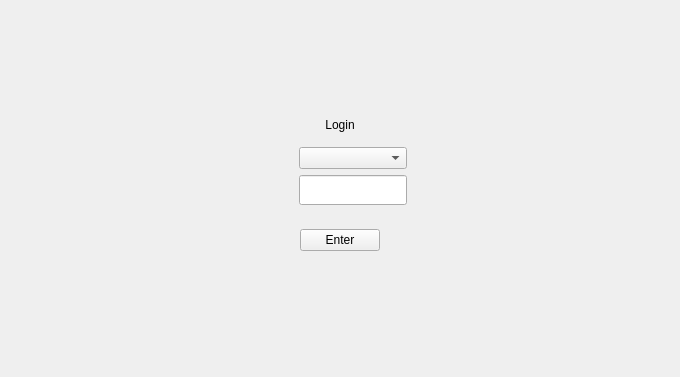
This is k1160/hnloginform.ui in photonlili/K1160 as Qt 5 draws it before an edit. The edited form follows.
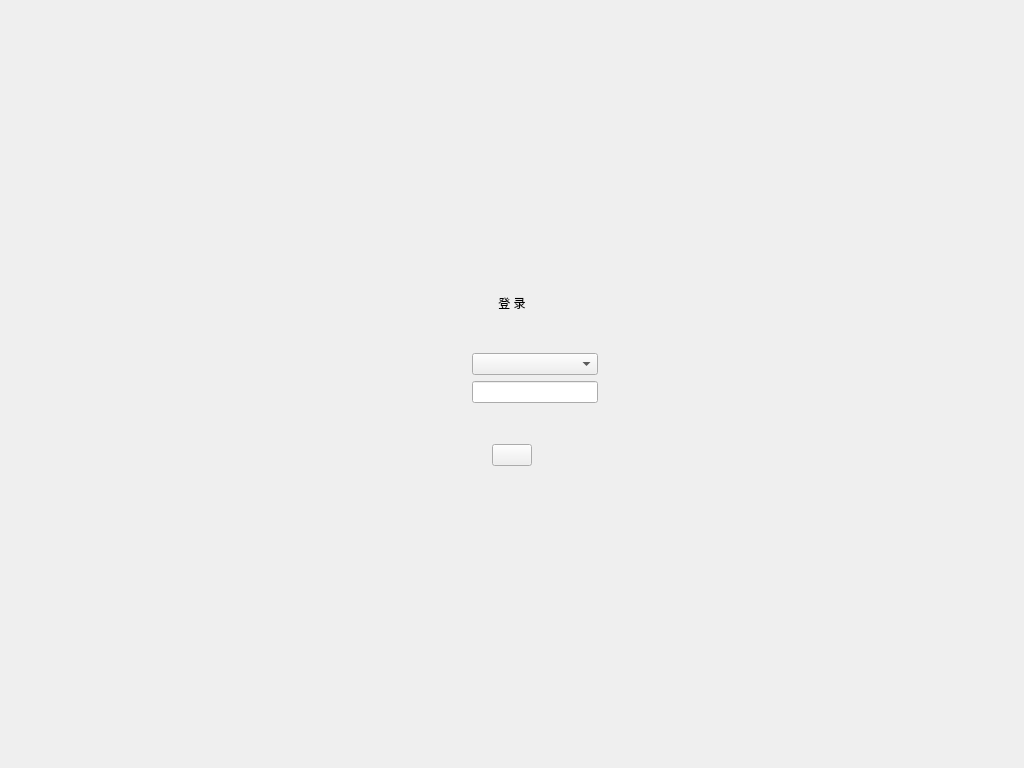
This is the edited form. Custom widgets are drawn as their Qt base class.

```diff
--- a/k1160/hnloginform.ui
+++ b/k1160/hnloginform.ui
@@ -6,8 +6,8 @@
    <rect>
     <x>0</x>
     <y>0</y>
-    <width>680</width>
-    <height>377</height>
+    <width>1024</width>
+    <height>768</height>
    </rect>
   </property>
   <property name="windowTitle">
@@ -57,8 +57,8 @@
         </property>
         <property name="sizeHint" stdset="0">
          <size>
-          <width>40</width>
-          <height>71</height>
+          <width>0</width>
+          <height>0</height>
          </size>
         </property>
        </spacer>
@@ -70,8 +70,8 @@
         </property>
         <property name="sizeHint" stdset="0">
          <size>
-          <width>172</width>
-          <height>20</height>
+          <width>0</width>
+          <height>0</height>
          </size>
         </property>
        </spacer>
@@ -80,14 +80,14 @@
        <widget class="QWidget" name="widgetLogin" native="true">
         <property name="minimumSize">
          <size>
-          <width>300</width>
-          <height>200</height>
+          <width>460</width>
+          <height>310</height>
          </size>
         </property>
         <property name="maximumSize">
          <size>
-          <width>300</width>
-          <height>200</height>
+          <width>460</width>
+          <height>310</height>
          </size>
         </property>
         <property name="focusPolicy">
@@ -111,10 +111,13 @@
            <property name="orientation">
             <enum>Qt::Vertical</enum>
            </property>
+           <property name="sizeType">
+            <enum>QSizePolicy::Fixed</enum>
+           </property>
            <property name="sizeHint" stdset="0">
             <size>
              <width>20</width>
-             <height>40</height>
+             <height>30</height>
             </size>
            </property>
           </spacer>
@@ -122,7 +125,7 @@
          <item>
           <widget class="QLabel" name="label">
            <property name="text">
-            <string>Login</string>
+            <string>登 录</string>
            </property>
            <property name="alignment">
             <set>Qt::AlignCenter</set>
@@ -138,25 +141,22 @@
             <item row="1" column="1">
              <widget class="QWidget" name="widgetPassword" native="true"/>
             </item>
-            <item row="1" column="2">
-             <widget class="QLineEdit" name="lineEdit_passwd">
-              <property name="minimumSize">
-               <size>
-                <width>0</width>
-                <height>30</height>
-               </size>
-              </property>
+            <item row="0" column="3">
+             <widget class="QComboBox" name="cbName"/>
+            </item>
+            <item row="1" column="3">
+             <widget class="QLineEdit" name="lePasswd">
               <property name="mouseTracking">
                <bool>true</bool>
               </property>
               <property name="acceptDrops">
                <bool>false</bool>
               </property>
+              <property name="echoMode">
+               <enum>QLineEdit::Password</enum>
+              </property>
              </widget>
             </item>
-            <item row="0" column="2">
-             <widget class="QComboBox" name="cbox_name"/>
-            </item>
             <item row="0" column="1">
              <widget class="QWidget" name="widgetHeader" native="true">
               <property name="minimumSize">
@@ -167,6 +167,19 @@
               </property>
              </widget>
             </item>
+            <item row="0" column="4">
+             <spacer name="horizontalSpacer_6">
+              <property name="orientation">
+               <enum>Qt::Horizontal</enum>
+              </property>
+              <property name="sizeHint" stdset="0">
+               <size>
+                <width>40</width>
+                <height>20</height>
+               </size>
+              </property>
+             </spacer>
+            </item>
             <item row="0" column="0">
              <spacer name="horizontalSpacer_5">
               <property name="orientation">
@@ -180,14 +193,17 @@
               </property>
              </spacer>
             </item>
-            <item row="0" column="3">
-             <spacer name="horizontalSpacer_6">
+            <item row="0" column="2">
+             <spacer name="horizontalSpacer_7">
               <property name="orientation">
                <enum>Qt::Horizontal</enum>
               </property>
+              <property name="sizeType">
+               <enum>QSizePolicy::Fixed</enum>
+              </property>
               <property name="sizeHint" stdset="0">
                <size>
-                <width>40</width>
+                <width>20</width>
                 <height>20</height>
                </size>
               </property>
@@ -216,9 +232,9 @@
              </spacer>
             </item>
             <item>
-             <widget class="HNPushButton" name="pushButton_login">
+             <widget class="QPushButton" name="btnLogin">
               <property name="text">
-               <string>Enter</string>
+               <string/>
               </property>
              </widget>
             </item>
@@ -243,6 +259,9 @@
            <property name="orientation">
             <enum>Qt::Vertical</enum>
            </property>
+           <property name="sizeType">
+            <enum>QSizePolicy::Fixed</enum>
+           </property>
            <property name="sizeHint" stdset="0">
             <size>
              <width>20</width>
@@ -261,8 +280,8 @@
         </property>
         <property name="sizeHint" stdset="0">
          <size>
-          <width>172</width>
-          <height>20</height>
+          <width>0</width>
+          <height>0</height>
          </size>
         </property>
        </spacer>
@@ -277,8 +296,8 @@
         </property>
         <property name="sizeHint" stdset="0">
          <size>
-          <width>40</width>
-          <height>85</height>
+          <width>0</width>
+          <height>0</height>
          </size>
         </property>
        </spacer>
@@ -288,13 +307,6 @@
    </item>
   </layout>
  </widget>
- <customwidgets>
-  <customwidget>
-   <class>HNPushButton</class>
-   <extends>QPushButton</extends>
-   <header>hnpushbutton.h</header>
-  </customwidget>
- </customwidgets>
  <resources/>
  <connections/>
 </ui>
```
Left out of the diff: 6 changed lines with no effect on the pictures.
